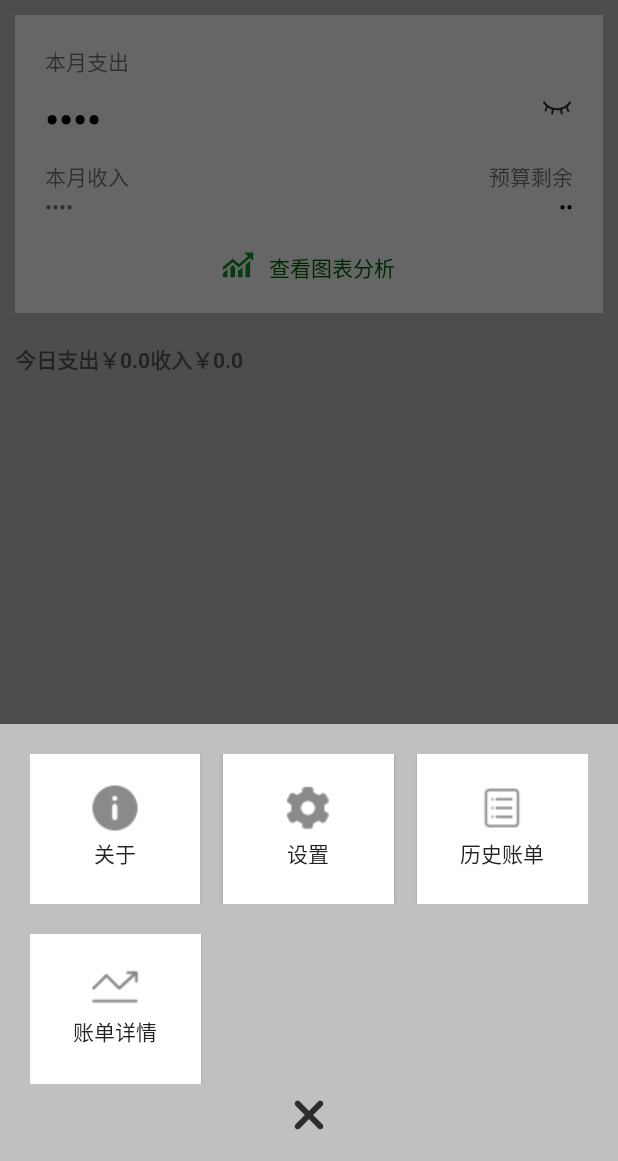
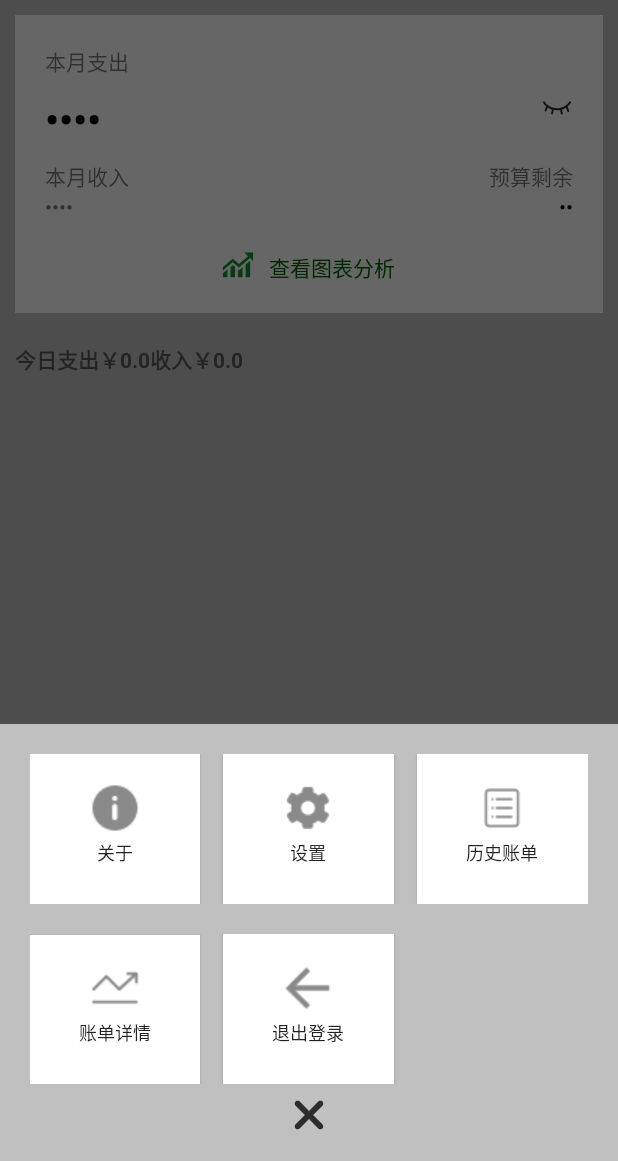
Before and after one commit to lamb-photographer/tallybook, an Android app: the MainActivity screen opened directly, with no data from a screen before it, after a tap on an icon or button, on a phone screen of 412 x 824 dp, the part 75-1236 px from its top. Run offline under Robolectric (Android 15) with nearby library versions, the phone set to English and light mode, and no system bars; 6 statements that could not run were skipped; 3 other taps on this screen came first.

```diff
--- a/app/src/main/java/com/example/tallybook/utils/MoreDialog.java
+++ b/app/src/main/java/com/example/tallybook/utils/MoreDialog.java
@@ -16,12 +16,13 @@ import androidx.annotation.NonNull;
 
 import com.example.tallybook.AboutActivity;
 import com.example.tallybook.HistoryActivity;
+import com.example.tallybook.LoginActivity;
 import com.example.tallybook.MonthChartActivity;
 import com.example.tallybook.R;
 import com.example.tallybook.SettingActivity;
 
 public class MoreDialog extends Dialog implements View.OnClickListener {
-    Button aboutBtn,settingBtn,historyBtn,infoBtn;
+    Button aboutBtn,settingBtn,historyBtn,infoBtn,backBtn;
     ImageView errorIv;
 
     public MoreDialog(@NonNull Context context) {
@@ -36,6 +37,7 @@ public class MoreDialog extends Dialog implements View.OnClickListener {
         settingBtn = findViewById(R.id.dialog_more_btn_setting);
         historyBtn = findViewById(R.id.dialog_more_btn_record);
         infoBtn = findViewById(R.id.dialog_more_btn_info);
+        backBtn = findViewById(R.id.dialog_more_btn_back);
         errorIv = findViewById(R.id.dialog_more_iv);
 
         aboutBtn.setOnClickListener(this);
@@ -43,6 +45,7 @@ public class MoreDialog extends Dialog implements View.OnClickListener {
         historyBtn.setOnClickListener(this);
         infoBtn.setOnClickListener(this);
         errorIv.setOnClickListener(this);
+        backBtn.setOnClickListener(this);
 
     }
 
@@ -66,6 +69,9 @@ public class MoreDialog extends Dialog implements View.OnClickListener {
                 intent.setClass(getContext(), MonthChartActivity.class);
                 getContext().startActivity(intent);
                 break;
+            case R.id.dialog_more_btn_back:
+                intent.setClass(getContext(), LoginActivity.class);
+                getContext().startActivity(intent);
             case R.id.dialog_more_iv:
                 break;
         }
--- a/app/src/main/res/layout/dialog_more.xml
+++ b/app/src/main/res/layout/dialog_more.xml
@@ -13,19 +13,22 @@
             android:id="@+id/dialog_more_btn_about"
             style="@style/dialogmoreStyle"
             android:drawableTop="@mipmap/it_guanyu"
-            android:text="@string/about"/>
+            android:text="@string/about"
+            android:textSize="12sp"/>
         <Button
             android:id="@+id/dialog_more_btn_setting"
             style="@style/dialogmoreStyle"
             android:drawableTop="@mipmap/it_shezhi"
             android:layout_marginRight="15dp"
             android:layout_marginLeft="15dp"
-            android:text="@string/setting"/>
+            android:text="@string/setting"
+            android:textSize="12sp"/>
         <Button
             android:id="@+id/dialog_more_btn_record"
             style="@style/dialogmoreStyle"
             android:drawableTop="@mipmap/it_jilu"
-            android:text="@string/history_record"/>
+            android:text="@string/history_record"
+            android:textSize="12sp"/>
     </LinearLayout>
     <LinearLayout
         android:layout_width="match_parent"
@@ -38,7 +41,15 @@
             style="@style/dialogmoreStyle"
             android:drawableTop="@mipmap/it_xiqing"
             android:text="@string/account_info"
-            android:layout_marginRight="30dp"/>
+            android:textSize="12sp"/>
+        <Button
+            android:id="@+id/dialog_more_btn_back"
+            style="@style/dialogmoreStyle"
+            android:drawableTop="@mipmap/it_back"
+            android:text="@string/account_back"
+            android:layout_marginRight="15dp"
+            android:layout_marginLeft="15dp"
+            android:textSize="12sp"/>
     </LinearLayout>
     <ImageView
         android:id="@+id/dialog_more_iv"
--- a/app/src/main/res/values/strings.xml
+++ b/app/src/main/res/values/strings.xml
@@ -9,6 +9,7 @@
     <string name="setting">设置</string>
     <string name="history_record">历史账单</string>
     <string name="account_info">账单详情</string>
+    <string name="account_back">退出登录</string>
 
     <string name="about_appinfo">应用信息</string>
     <string name="about_version">版本</string>
```
